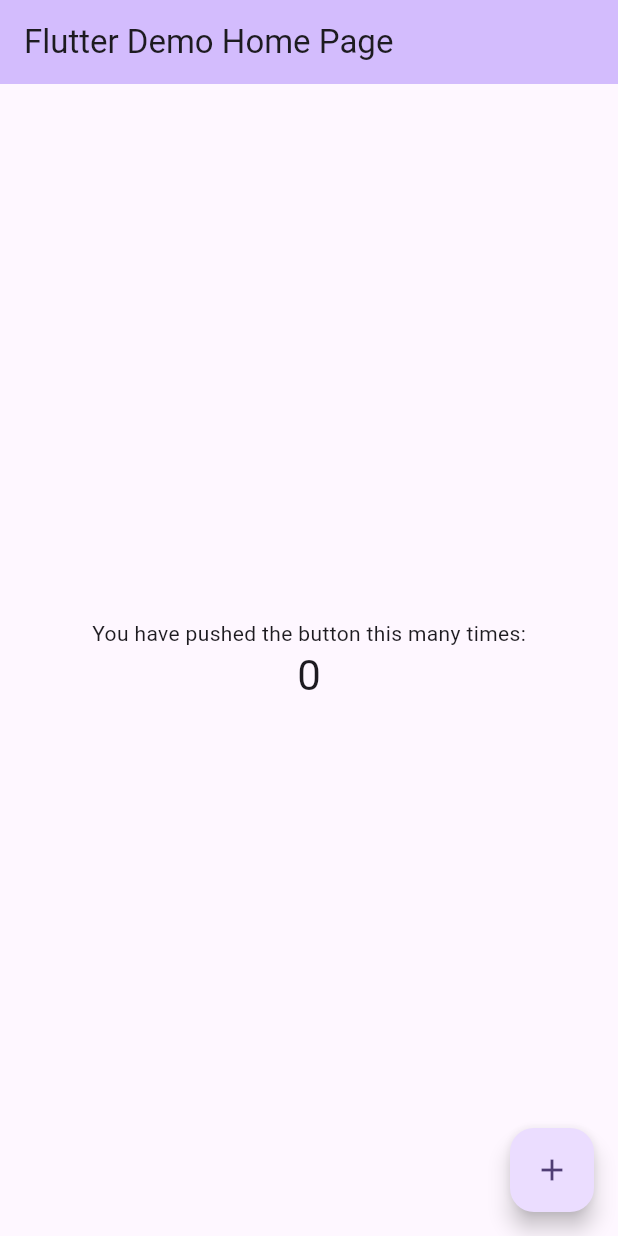
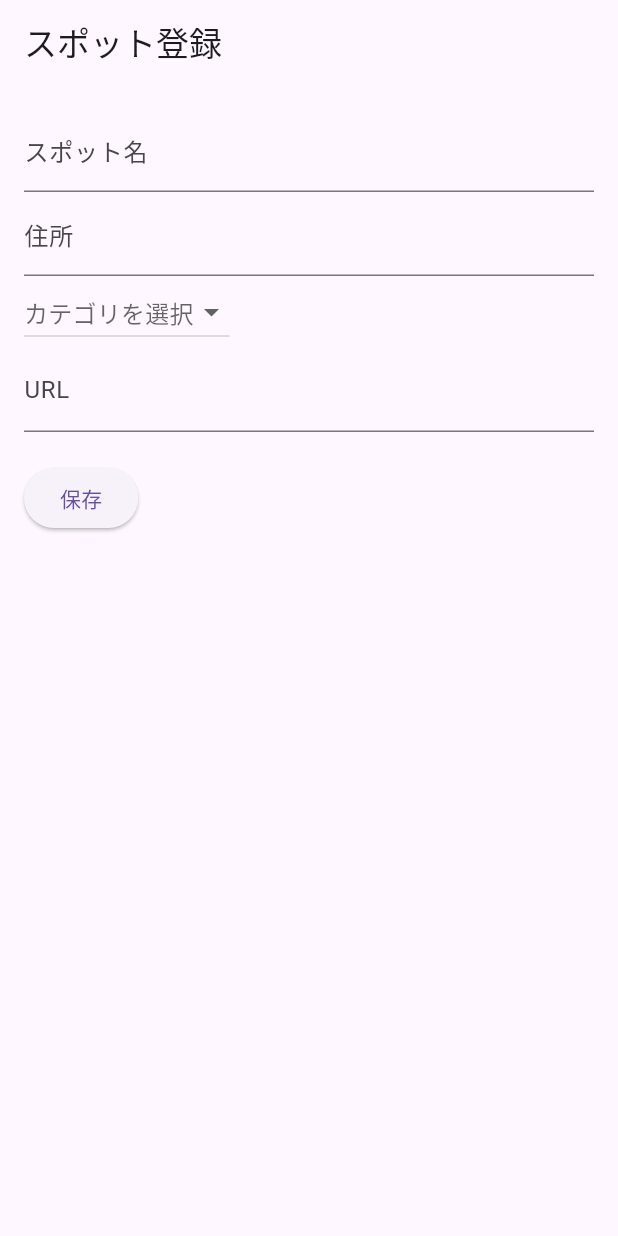
Before and after one commit to t-matzm0/travelet_flutter, a Flutter app: the screen it shows after launch, on a phone screen of 412 x 824 dp. Run offline on Flutter 3.47's test engine with Material 3 defaults, Android fonts, the phone set to English and light mode, and no system bars.

Commit message:
main.dartにサンプルコード

```diff
--- a/lib/main.dart
+++ b/lib/main.dart
@@ -1,122 +1,84 @@
 import 'package:flutter/material.dart';
 
 void main() {
-  runApp(const MyApp());
+  runApp(MyApp());
 }
 
 class MyApp extends StatelessWidget {
-  const MyApp({super.key});
-
-  // This widget is the root of your application.
   @override
   Widget build(BuildContext context) {
     return MaterialApp(
-      title: 'Flutter Demo',
-      theme: ThemeData(
-        // This is the theme of your application.
-        //
-        // TRY THIS: Try running your application with "flutter run". You'll see
-        // the application has a purple toolbar. Then, without quitting the app,
-        // try changing the seedColor in the colorScheme below to Colors.green
-        // and then invoke "hot reload" (save your changes or press the "hot
-        // reload" button in a Flutter-supported IDE, or press "r" if you used
-        // the command line to start the app).
-        //
-        // Notice that the counter didn't reset back to zero; the application
-        // state is not lost during the reload. To reset the state, use hot
-        // restart instead.
-        //
-        // This works for code too, not just values: Most code changes can be
-        // tested with just a hot reload.
-        colorScheme: ColorScheme.fromSeed(seedColor: Colors.deepPurple),
-      ),
-      home: const MyHomePage(title: 'Flutter Demo Home Page'),
+      title: '旅行プランアプリ',
+      theme: ThemeData(primarySwatch: Colors.blue),
+      home: SpotRegisterScreen(), // ここでスポット登録画面を表示
     );
   }
 }
 
-class MyHomePage extends StatefulWidget {
-  const MyHomePage({super.key, required this.title});
-
-  // This widget is the home page of your application. It is stateful, meaning
-  // that it has a State object (defined below) that contains fields that affect
-  // how it looks.
-
-  // This class is the configuration for the state. It holds the values (in this
-  // case the title) provided by the parent (in this case the App widget) and
-  // used by the build method of the State. Fields in a Widget subclass are
-  // always marked "final".
-
-  final String title;
-
+class SpotRegisterScreen extends StatefulWidget {
   @override
-  State<MyHomePage> createState() => _MyHomePageState();
+  _SpotRegisterScreenState createState() => _SpotRegisterScreenState();
 }
 
-class _MyHomePageState extends State<MyHomePage> {
-  int _counter = 0;
+class _SpotRegisterScreenState extends State<SpotRegisterScreen> {
+  final TextEditingController _nameController = TextEditingController();
+  final TextEditingController _addressController = TextEditingController();
+  String? _selectedCategory;
+  List<String> _categories = ['公園', '飲食店', '美術館'];
 
-  void _incrementCounter() {
-    setState(() {
-      // This call to setState tells the Flutter framework that something has
-      // changed in this State, which causes it to rerun the build method below
-      // so that the display can reflect the updated values. If we changed
-      // _counter without calling setState(), then the build method would not be
-      // called again, and so nothing would appear to happen.
-      _counter++;
-    });
-  }
+  // 仮のタグデータ
+  List<String> _tags = ['人気', '有名観光地', 'アニメ聖地'];
 
   @override
   Widget build(BuildContext context) {
-    // This method is rerun every time setState is called, for instance as done
-    // by the _incrementCounter method above.
-    //
-    // The Flutter framework has been optimized to make rerunning build methods
-    // fast, so that you can just rebuild anything that needs updating rather
-    // than having to individually change instances of widgets.
     return Scaffold(
-      appBar: AppBar(
-        // TRY THIS: Try changing the color here to a specific color (to
-        // Colors.amber, perhaps?) and trigger a hot reload to see the AppBar
-        // change color while the other colors stay the same.
-        backgroundColor: Theme.of(context).colorScheme.inversePrimary,
-        // Here we take the value from the MyHomePage object that was created by
-        // the App.build method, and use it to set our appbar title.
-        title: Text(widget.title),
-      ),
-      body: Center(
-        // Center is a layout widget. It takes a single child and positions it
-        // in the middle of the parent.
+      appBar: AppBar(title: Text('スポット登録')),
+      body: Padding(
+        padding: EdgeInsets.all(16.0),
         child: Column(
-          // Column is also a layout widget. It takes a list of children and
-          // arranges them vertically. By default, it sizes itself to fit its
-          // children horizontally, and tries to be as tall as its parent.
-          //
-          // Column has various properties to control how it sizes itself and
-          // how it positions its children. Here we use mainAxisAlignment to
-          // center the children vertically; the main axis here is the vertical
-          // axis because Columns are vertical (the cross axis would be
-          // horizontal).
-          //
-          // TRY THIS: Invoke "debug painting" (choose the "Toggle Debug Paint"
-          // action in the IDE, or press "p" in the console), to see the
-          // wireframe for each widget.
-          mainAxisAlignment: MainAxisAlignment.center,
-          children: <Widget>[
-            const Text('You have pushed the button this many times:'),
-            Text(
-              '$_counter',
-              style: Theme.of(context).textTheme.headlineMedium,
+          crossAxisAlignment: CrossAxisAlignment.start,
+          children: [
+            TextField(
+              controller: _nameController,
+              decoration: InputDecoration(labelText: 'スポット名'),
+            ),
+            TextField(
+              controller: _addressController,
+              decoration: InputDecoration(labelText: '住所'),
+            ),
+            DropdownButton<String>(
+              value: _selectedCategory,
+              hint: Text('カテゴリを選択'),
+              onChanged: (String? newValue) {
+                setState(() {
+                  _selectedCategory = newValue;
+                });
+              },
+              items:
+                  _categories.map<DropdownMenuItem<String>>((String value) {
+                    return DropdownMenuItem<String>(
+                      value: value,
+                      child: Text(value),
+                    );
+                  }).toList(),
+            ),
+            TextField(
+              controller: TextEditingController(),
+              decoration: InputDecoration(labelText: 'URL'),
+            ),
+            SizedBox(height: 20),
+            ElevatedButton(
+              onPressed: () {
+                // 仮データの表示
+                print('スポット名: ${_nameController.text}');
+                print('住所: ${_addressController.text}');
+                print('カテゴリ: $_selectedCategory');
+              },
+              child: Text('保存'),
             ),
           ],
         ),
       ),
-      floatingActionButton: FloatingActionButton(
-        onPressed: _incrementCounter,
-        tooltip: 'Increment',
-        child: const Icon(Icons.add),
-      ), // This trailing comma makes auto-formatting nicer for build methods.
     );
   }
 }
```
